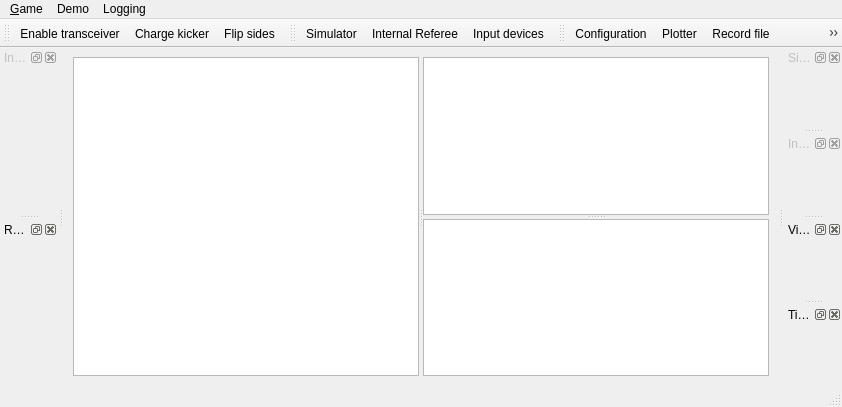
robotics-erlangen/framework, file src/ra/mainwindow.ui: the form before one commit.
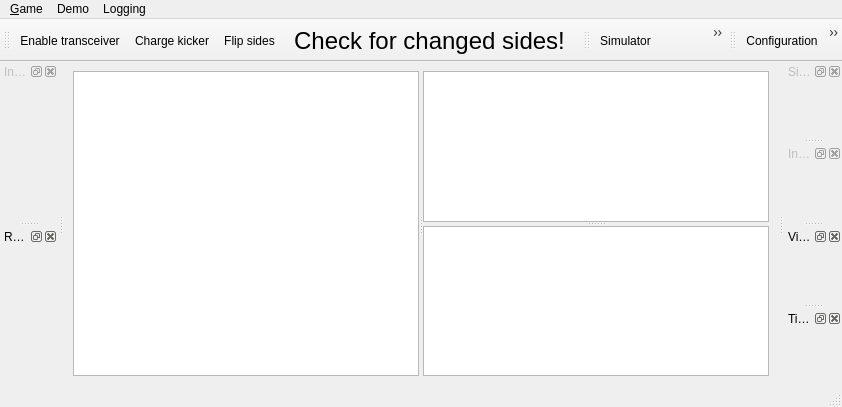
The form after the commit. Custom widgets are drawn as their Qt base class.

Diff of the .ui file:
```diff
--- a/src/ra/mainwindow.ui
+++ b/src/ra/mainwindow.ui
@@ -89,6 +89,7 @@
    <addaction name="actionEnableTransceiver"/>
    <addaction name="actionChargeKicker"/>
    <addaction name="actionFlipSides"/>
+   <addaction name="actionSideChangeNotify"/>
   </widget>
   <widget class="QDockWidget" name="dockReferee">
    <property name="enabled">
@@ -302,6 +303,16 @@
     <string>Robot parameters</string>
    </property>
   </action>
+  <action name="actionSideChangeNotify">
+   <property name="text">
+    <string>Check for changed sides!</string>
+   </property>
+   <property name="font">
+    <font>
+     <pointsize>18</pointsize>
+    </font>
+   </property>
+  </action>
  </widget>
  <customwidgets>
   <customwidget>
```
